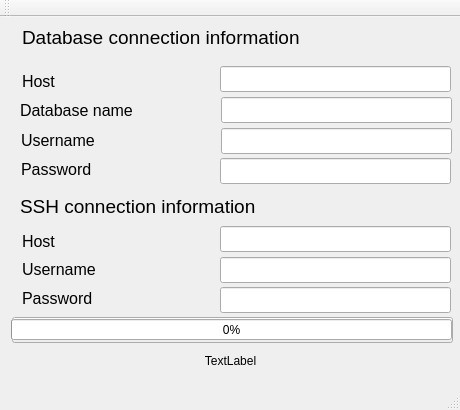
Above: MegaMachineEvolution/GUI/mainwindow.ui from IxSysTech/heigvd-pro-b-13 before the change. Below: the same form after it.
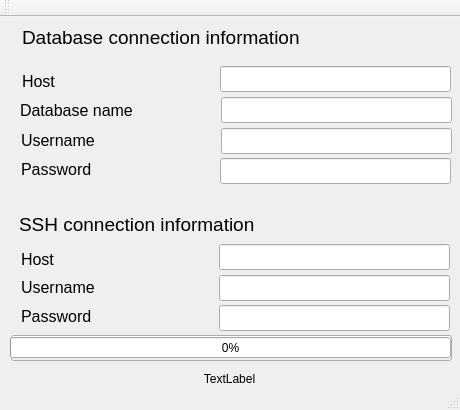
That is the form after the change.

Commit message: added setGuiEnabled on second window

What changed in the file:
```diff
--- a/MegaMachineEvolution/GUI/mainwindow.ui
+++ b/MegaMachineEvolution/GUI/mainwindow.ui
@@ -159,8 +159,8 @@
    <widget class="QPushButton" name="btnConnect">
     <property name="geometry">
      <rect>
-      <x>12</x>
-      <y>300</y>
+      <x>11</x>
+      <y>318</y>
       <width>441</width>
       <height>26</height>
      </rect>
@@ -175,8 +175,8 @@
     </property>
     <property name="geometry">
      <rect>
-      <x>22</x>
-      <y>243</y>
+      <x>21</x>
+      <y>261</y>
       <width>121</width>
       <height>18</height>
      </rect>
@@ -196,8 +196,8 @@
     </property>
     <property name="geometry">
      <rect>
-      <x>22</x>
-      <y>272</y>
+      <x>21</x>
+      <y>290</y>
       <width>161</width>
       <height>18</height>
      </rect>
@@ -217,8 +217,8 @@
     </property>
     <property name="geometry">
      <rect>
-      <x>22</x>
-      <y>215</y>
+      <x>21</x>
+      <y>233</y>
       <width>101</width>
       <height>18</height>
      </rect>
@@ -238,8 +238,8 @@
     </property>
     <property name="geometry">
      <rect>
-      <x>220</x>
-      <y>270</y>
+      <x>219</x>
+      <y>288</y>
       <width>231</width>
       <height>26</height>
      </rect>
@@ -251,8 +251,8 @@
     </property>
     <property name="geometry">
      <rect>
-      <x>220</x>
-      <y>240</y>
+      <x>219</x>
+      <y>258</y>
       <width>231</width>
       <height>26</height>
      </rect>
@@ -264,8 +264,8 @@
     </property>
     <property name="geometry">
      <rect>
-      <x>220</x>
-      <y>209</y>
+      <x>219</x>
+      <y>227</y>
       <width>231</width>
       <height>26</height>
      </rect>
@@ -280,8 +280,8 @@
    <widget class="QLabel" name="label_9">
     <property name="geometry">
      <rect>
-      <x>20</x>
-      <y>179</y>
+      <x>19</x>
+      <y>197</y>
       <width>441</width>
       <height>20</height>
      </rect>
@@ -298,8 +298,8 @@
    <widget class="QLabel" name="lblInfo">
     <property name="geometry">
      <rect>
-      <x>10</x>
-      <y>334</y>
+      <x>9</x>
+      <y>352</y>
       <width>441</width>
       <height>20</height>
      </rect>
@@ -317,8 +317,8 @@
    <widget class="QProgressBar" name="pgbDownload">
     <property name="geometry">
      <rect>
-      <x>11</x>
-      <y>302</y>
+      <x>10</x>
+      <y>320</y>
       <width>441</width>
       <height>21</height>
      </rect>
```
The commit also changes 2 other files.
